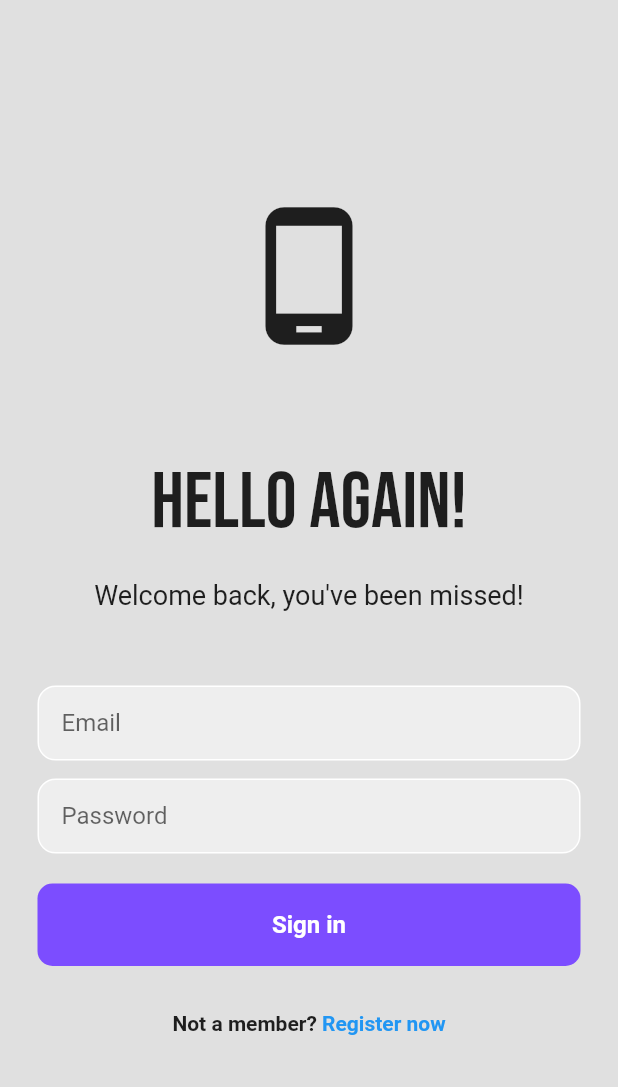
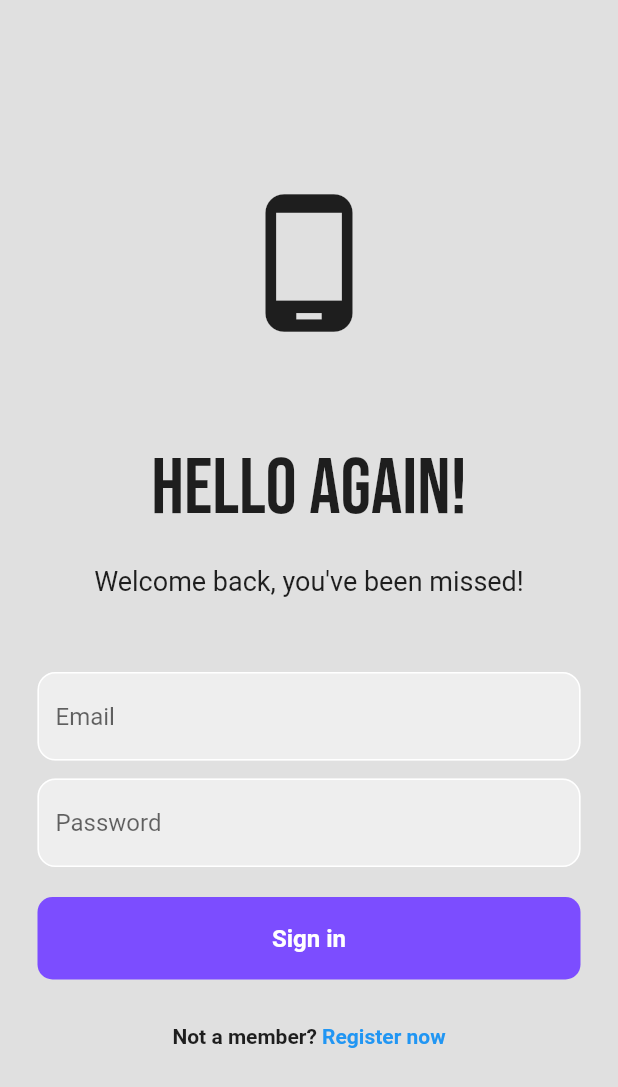
Before and after one commit to kamijidias/Flutter-Projects, a Flutter app: the screen it shows after launch, on a phone screen of 412 x 824 dp. Shown: the top 1087 px of the screen. Run offline on Flutter 3.47's test engine with Material 2 defaults, Android fonts, the phone set to English and light mode, and no system bars; our stand-ins replace firebase_auth, firebase_core, google_fonts, shared_preferences; accounts and stored records are empty.

Commit message:
Adicionado configuracao do firebase, criado metodo de login e logout e ajustado tamanho dos inputs

```diff
--- a/full_login/lib/main.dart
+++ b/full_login/lib/main.dart
@@ -1,9 +1,15 @@
 // ignore_for_file: prefer_const_constructors
 
+import 'package:firebase_core/firebase_core.dart';
 import 'package:flutter/material.dart';
-import 'package:full_login/pages/login.dart';
+import 'package:full_login/pages/main.dart';
+import 'package:full_login/firebase_options.dart';
 
-void main() {
+void main() async {
+  WidgetsFlutterBinding.ensureInitialized();
+  await Firebase.initializeApp(
+    options: DefaultFirebaseOptions.currentPlatform,
+  );
   runApp(const MyApp());
 }
 
@@ -14,7 +20,7 @@
   Widget build(BuildContext context) {
     return MaterialApp(
       debugShowCheckedModeBanner: false,
-      home: LoginPage(),
+      home: MainPage(),
     );
   }
 }
--- /dev/null
+++ b/full_login/lib/pages/home.dart
@@ -0,0 +1,34 @@
+import 'package:firebase_auth/firebase_auth.dart';
+import 'package:flutter/material.dart';
+
+class HomePage extends StatefulWidget {
+  const HomePage({super.key});
+
+  @override
+  State<HomePage> createState() => _HomePageState();
+}
+
+class _HomePageState extends State<HomePage> {
+  final user = FirebaseAuth.instance.currentUser!;
+
+  @override
+  Widget build(BuildContext context) {
+    return Scaffold(
+      body: Center(
+        child: Column(
+          mainAxisAlignment: MainAxisAlignment.center,
+          children: [
+            Text('signed in as: ${user.email!}'),
+            MaterialButton(
+              onPressed: () {
+                FirebaseAuth.instance.signOut();
+              },
+              color: Colors.deepPurple[200],
+              child: Text('sign out'),
+            ),
+          ],
+        ),
+      ),
+    );
+  }
+}
--- a/full_login/lib/pages/login.dart
+++ b/full_login/lib/pages/login.dart
@@ -1,5 +1,6 @@
 // ignore_for_file: prefer_const_constructors, prefer_const_literals_to_create_immutables
 
+import 'package:firebase_auth/firebase_auth.dart';
 import 'package:flutter/material.dart';
 import 'package:google_fonts/google_fonts.dart';
 
@@ -11,12 +12,31 @@
 }
 
 class _LoginPageState extends State<LoginPage> {
+  // text controllers
+  final _emailController = TextEditingController();
+  final _passwordController = TextEditingController();
+
+  Future signIn() async {
+    await FirebaseAuth.instance.signInWithEmailAndPassword(
+      email: _emailController.text.trim(),
+      password: _passwordController.text.trim(),
+    );
+  }
+
+  @override
+  void dispose() {
+    _emailController.dispose();
+    _passwordController.dispose();
+    super.dispose();
+  }
+
   @override
   Widget build(BuildContext context) {
     return Scaffold(
       backgroundColor: Colors.grey[300],
       body: SafeArea(
         child: Center(
+          child: SingleChildScrollView(
             child: Column(
               mainAxisAlignment: MainAxisAlignment.center,
               children: [
@@ -47,18 +67,20 @@
                 //Email Textfield
                 Padding(
                   padding: const EdgeInsets.symmetric(horizontal: 25.0),
-                child: Container(
-                  decoration: BoxDecoration(
-                    color: Colors.grey[200],
-                    border: Border.all(color: Colors.white),
+                  child: TextField(
+                    controller: _emailController,
+                    decoration: InputDecoration(
+                      enabledBorder: OutlineInputBorder(
+                        borderSide: BorderSide(color: Colors.white),
                         borderRadius: BorderRadius.circular(12),
                       ),
-                  child: Padding(
-                    padding: const EdgeInsets.only(left: 15.0),
-                    child: TextField(
-                      decoration: InputDecoration(
-                          border: InputBorder.none, hintText: 'Email'),
+                      focusedBorder: OutlineInputBorder(
+                        borderSide: BorderSide(color: Colors.deepPurple),
+                        borderRadius: BorderRadius.circular(12),
                       ),
+                      hintText: 'Email',
+                      fillColor: Colors.grey[200],
+                      filled: true,
                     ),
                   ),
                 ),
@@ -69,22 +91,25 @@
                 //Password textfield
                 Padding(
                   padding: const EdgeInsets.symmetric(horizontal: 25.0),
-                child: Container(
-                  decoration: BoxDecoration(
-                    color: Colors.grey[200],
-                    border: Border.all(color: Colors.white),
+                  child: TextField(
+                    obscureText: true,
+                    controller: _passwordController,
+                    decoration: InputDecoration(
+                      enabledBorder: OutlineInputBorder(
+                        borderSide: BorderSide(color: Colors.white),
                         borderRadius: BorderRadius.circular(12),
                       ),
-                  child: Padding(
-                    padding: const EdgeInsets.only(left: 15.0),
-                    child: TextField(
-                      obscureText: true,
-                      decoration: InputDecoration(
-                          border: InputBorder.none, hintText: 'Password'),
+                      focusedBorder: OutlineInputBorder(
+                        borderSide: BorderSide(color: Colors.deepPurple),
+                        borderRadius: BorderRadius.circular(12),
+                      ),
+                      hintText: 'Password',
+                      fillColor: Colors.grey[200],
+                      filled: true,
                     ),
                   ),
                 ),
-              ),
+
                 SizedBox(
                   height: 20,
                 ),
@@ -92,6 +117,8 @@
                 //Sign in button
                 Padding(
                   padding: const EdgeInsets.symmetric(horizontal: 25.0),
+                  child: GestureDetector(
+                    onTap: signIn,
                     child: Container(
                       padding: EdgeInsets.all(18),
                       decoration: BoxDecoration(
@@ -104,6 +131,7 @@
                             color: Colors.white,
                             fontWeight: FontWeight.bold,
                             fontSize: 16,
+                          ),
                         ),
                       ),
                     ),
@@ -132,6 +160,7 @@
             ),
           ),
         ),
+      ),
     );
   }
 }
--- /dev/null
+++ b/full_login/lib/pages/main.dart
@@ -0,0 +1,24 @@
+import 'package:firebase_auth/firebase_auth.dart';
+import 'package:flutter/material.dart';
+import 'package:full_login/pages/home.dart';
+import 'package:full_login/pages/login.dart';
+
+class MainPage extends StatelessWidget {
+  const MainPage({super.key});
+
+  @override
+  Widget build(BuildContext context) {
+    return Scaffold(
+      body: StreamBuilder<User?>(
+        stream: FirebaseAuth.instance.authStateChanges(),
+        builder: (context, snapshot) {
+          if (snapshot.hasData) {
+            return HomePage();
+          } else {
+            return LoginPage();
+          }
+        },
+      ),
+    );
+  }
+}
--- a/full_login/pubspec.yaml
+++ b/full_login/pubspec.yaml
@@ -36,6 +36,8 @@
   # Use with the CupertinoIcons class for iOS style icons.
   cupertino_icons: ^1.0.2
   google_fonts:
+  firebase_core: ^2.14.0
+  firebase_auth: ^4.6.3
 
 dev_dependencies:
   flutter_test:
```
Also changed, not shown: full_login/lib/firebase_options.dart (added), full_login/pubspec.lock, 8 other files. Lines whose indentation alone changed are shown as unchanged.
